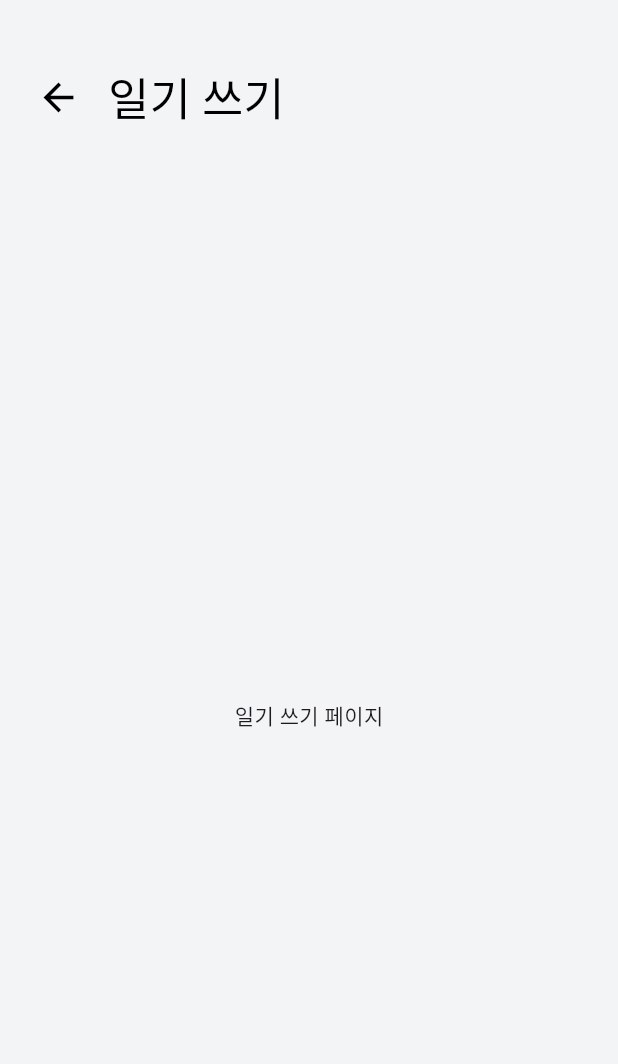
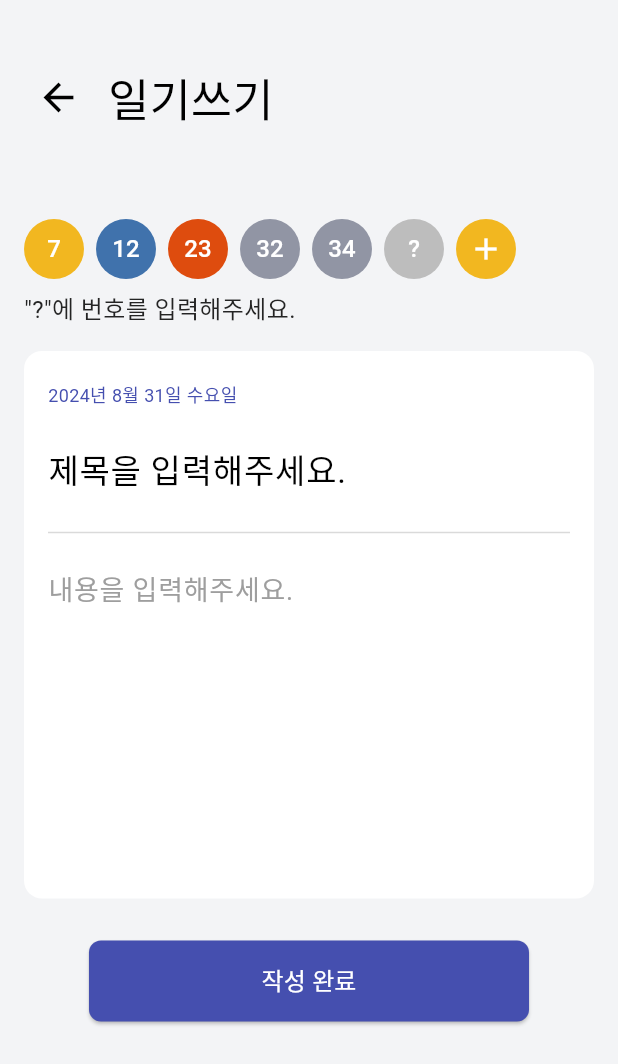
Before and after one commit to Lotto-Diary/Lotto_Diary_App, a Flutter app: the screen it shows after launch, after a tap on "일기 쓰러 가기", on a phone screen of 412 x 824 dp. Shown: the top 1064 px of the screen. Run offline on Flutter 3.47's test engine with Material 3 defaults, Android fonts, the phone set to English and light mode, and no system bars; Roboto replaces fonts that are missing (PretendardBold, PretendardLight, PretendardMedium).

Commit message:
ADD :: 일기쓰기페이지지 퍼블리싱

```diff
--- a/lib/Page/home.dart
+++ b/lib/Page/home.dart
@@ -245,7 +245,7 @@ class _HomePageState extends State<HomePage> {
               child: Text(
                 '일기 쓰러 가기',
                 style: TextStyle(
-                  fontSize: 16,
+                  fontSize: 12,
                   color: Colors.white,
                   fontFamily: 'PretendardSemiBold',
                 ),
--- a/lib/Page/writeDiary.dart
+++ b/lib/Page/writeDiary.dart
@@ -20,7 +20,7 @@ class _WritePageState extends State<WritePage> {
           ),
         ),
         title: Text(
-          '일기 쓰기',
+          '일기쓰기',
           style: TextStyle(
             fontSize: 30,
             fontFamily: 'PretendardBold',
@@ -34,8 +34,134 @@ class _WritePageState extends State<WritePage> {
       ),
       body: Container(
         color: Color(0xFFF3F4F6),
-        child: Center(
-          child: Text('일기 쓰기 페이지'),
+        child: Padding(
+          padding: const EdgeInsets.all(16.0),
+          child: Column(
+            crossAxisAlignment: CrossAxisAlignment.start,
+            children: [
+              Row(
+                children: [
+                  CircleAvatar(
+                    backgroundColor: Color(0xFFF2B720),
+                    child: Text('7', style: TextStyle(color: Colors.white)),
+                  ),
+                  SizedBox(width: 8),
+                  CircleAvatar(
+                    backgroundColor: Color(0xFF4072AC),
+                    child: Text('12', style: TextStyle(color: Colors.white)),
+                  ),
+                  SizedBox(width: 8),
+                  CircleAvatar(
+                    backgroundColor: Color(0xFFDE4C0E),
+                    child: Text('23', style: TextStyle(color: Colors.white)),
+                  ),
+                  SizedBox(width: 8),
+                  CircleAvatar(
+                    backgroundColor: Color(0xFF9195A4),
+                    child: Text('32', style: TextStyle(color: Colors.white)),
+                  ),
+                  SizedBox(width: 8),
+                  CircleAvatar(
+                    backgroundColor: Color(0xFF9195A4),
+                    child: Text('34', style: TextStyle(color: Colors.white)),
+                  ),
+                  SizedBox(width: 8),
+                  CircleAvatar(
+                    backgroundColor: Colors.grey[400],
+                    child: Text('?', style: TextStyle(color: Colors.white)),
+                  ),
+                  SizedBox(width: 8),
+                  CircleAvatar(
+                    backgroundColor: Color(0xFFF2B720),
+                    child: Icon(Icons.add, color: Colors.white),
+                  ),
+                ],
+              ),
+              SizedBox(height: 8),
+              Text(
+                '"?"에 번호를 입력해주세요.',
+                style: TextStyle(
+                  fontSize: 16,
+                  fontFamily: 'PretendardMedium',
+                  color: Color(0xFF242424),
+                ),
+              ),
+              SizedBox(height: 16),
+              Container(
+                decoration: BoxDecoration(
+                  color: Colors.white,
+                  borderRadius: BorderRadius.circular(12),
+                ),
+                padding: EdgeInsets.symmetric(vertical: 20, horizontal: 16),
+                child: Column(
+                  crossAxisAlignment: CrossAxisAlignment.start,
+                  children: [
+                    Text(
+                      '2024년 8월 31일 수요일',
+                      style: TextStyle(
+                        fontSize: 12,
+                        fontFamily: 'PretendardSemiBold',
+                        color: Color(0xFF454FAF),
+                      ),
+                    ),
+                    SizedBox(height: 16),
+                    TextField(
+                      decoration: InputDecoration(
+                        hintText: '제목을 입력해주세요.',
+                        hintStyle: TextStyle(
+                          fontSize: 22,
+                          fontFamily: 'PretendardBold',
+                          color: Colors.black,
+                        ),
+                        border: InputBorder.none,
+                      ),
+                    ),
+                    SizedBox(height: 8),
+                    Divider(
+                      color: Color(0xFFDADADA),  // Changed the line color here
+                      thickness: 1,
+                    ),
+                    SizedBox(height: 8),
+                    TextField(
+                      maxLines: 8,
+                      decoration: InputDecoration(
+                        hintText: '내용을 입력해주세요.',
+                        hintStyle: TextStyle(
+                          fontSize: 18,
+                          fontFamily: 'PretendardLight',
+                          color: Colors.grey,
+                        ),
+                        border: InputBorder.none,
+                      ),
+                    ),
+                  ],
+                ),
+              ),
+              SizedBox(height: 28),
+              Center(
+                child: ElevatedButton(
+                  onPressed: () {
+                    // Add the logic for completing the diary entry here
+                  },
+                  style: ElevatedButton.styleFrom(
+                    backgroundColor: Color(0xFF454FAF),
+                    padding: EdgeInsets.symmetric(horizontal: 115, vertical: 15),
+                    shape: RoundedRectangleBorder(
+                      borderRadius: BorderRadius.circular(8.0),
+                    ),
+                  ),
+                  child: Text(
+                    '작성 완료',
+                    style: TextStyle(
+                      fontSize: 16,
+                      color: Colors.white,
+                      fontFamily: 'PretendardSemiBold',
+                    ),
+                  ),
+                ),
+              ),
+            ],
+          ),
         ),
       ),
     );
```
